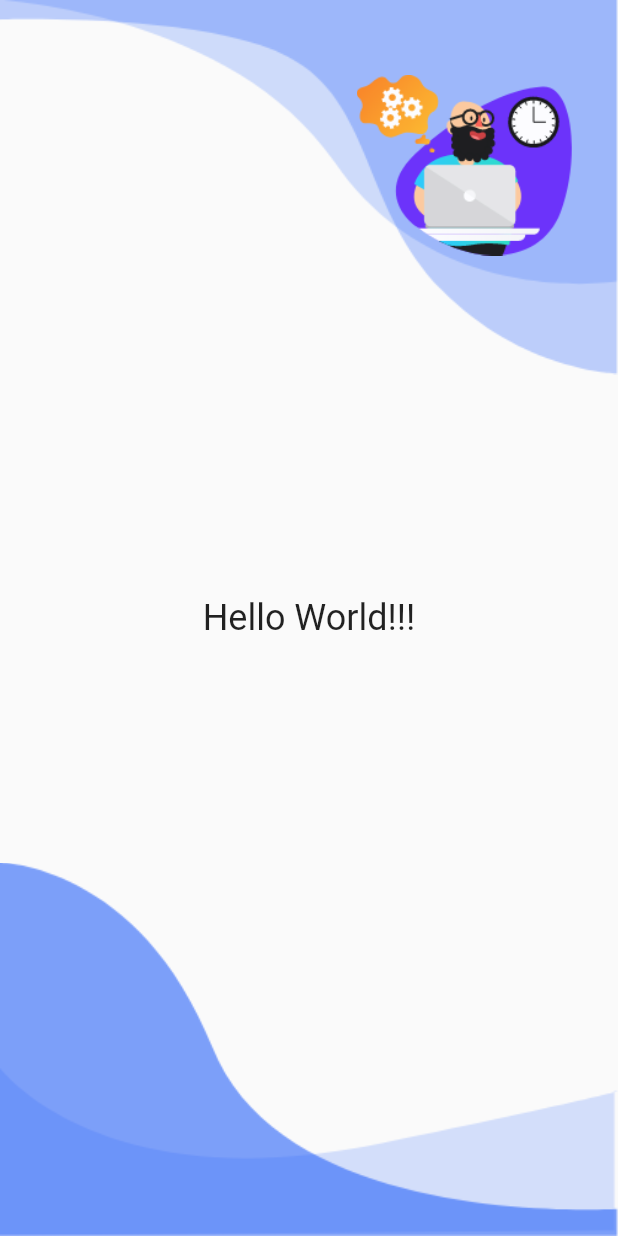
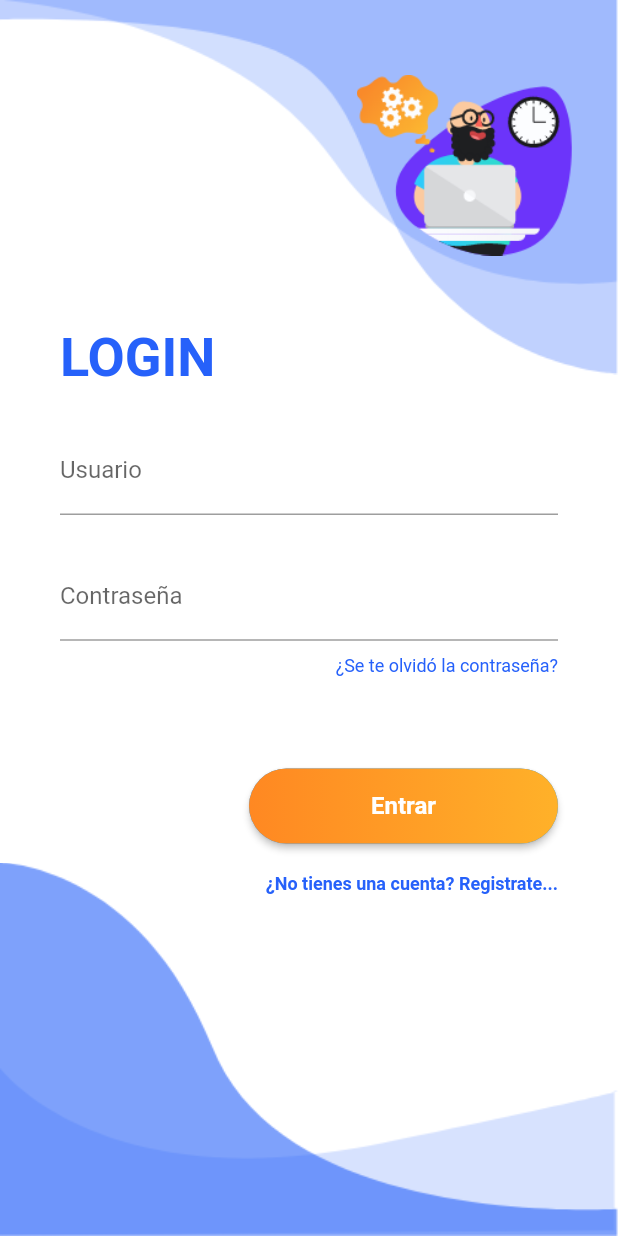
Before and after one commit to PabloJL/Clases, a Flutter app: the screen it shows after launch, on a phone screen of 412 x 824 dp. Run offline on Flutter 3.47's test engine with Material 2 defaults, Android fonts, the phone set to English and light mode, and no system bars; our stand-ins replace google_fonts.

Commit message:
Ejemplo Login 2

```diff
--- a/Clase 18-19/ejemplo_login/lib/main.dart
+++ b/Clase 18-19/ejemplo_login/lib/main.dart
@@ -15,7 +15,9 @@ class MyApp extends StatelessWidget {
       title: 'Ejemplo Login',
       debugShowCheckedModeBanner: false,
       theme: ThemeData(
-        primarySwatch: Colors.blue,
+        primaryColor: Color(0xFF2661FA),
+        scaffoldBackgroundColor: Colors.white,
+        visualDensity: VisualDensity.adaptivePlatformDensity
       ),
       home: LoginPage()
     );
--- /dev/null
+++ b/Clase 18-19/ejemplo_login/lib/pages/home_page.dart
@@ -0,0 +1,21 @@
+import 'package:flutter/material.dart';
+
+class HomePage extends StatefulWidget {
+  const HomePage({Key? key}) : super(key: key);
+
+  @override
+  _HomePageState createState() => _HomePageState();
+}
+
+class _HomePageState extends State<HomePage> {
+
+  @override
+  Widget build(BuildContext context) {
+    return Scaffold(
+      appBar: AppBar(
+        title: Text("Ejemplo Login"),
+      ),
+      body: Container(),
+    );
+  }
+}
--- a/Clase 18-19/ejemplo_login/lib/pages/login_page.dart
+++ b/Clase 18-19/ejemplo_login/lib/pages/login_page.dart
@@ -1,5 +1,9 @@
 import 'package:ejemplo_login/components/background.dart';
+import 'package:flutter/cupertino.dart';
 import 'package:flutter/material.dart';
+import 'package:flutter/painting.dart';
+
+import 'home_page.dart';
 
 class LoginPage extends StatefulWidget {
   const LoginPage({Key? key}) : super(key: key);
@@ -9,10 +13,138 @@ class LoginPage extends StatefulWidget {
 }
 
 class _LoginPageState extends State<LoginPage> {
+  String _usuario ="";
+  String _pass="";
+  var _key = GlobalKey<FormState>();
+
   @override
   Widget build(BuildContext context) {
+    Size size = MediaQuery.of(context).size;
+
     return Scaffold(
-      body: Background(child: Text("Hello World!!!", style: TextStyle(fontSize: 24))),
+      body: Background(
+          child: Form(
+            key: _key,
+            child: Column(
+              mainAxisAlignment: MainAxisAlignment.center,
+              children: [
+                Container(
+                  alignment: Alignment.centerLeft,
+                  padding: EdgeInsets.symmetric(horizontal: 40),
+                  child: Text(
+                    "LOGIN",
+                    style: TextStyle(
+                      fontWeight: FontWeight.bold,
+                      fontSize: 36,
+                      color: Color(0xFF2661FA)
+                    ),
+                    textAlign: TextAlign.left,
+                  ),
+                ),
+                SizedBox(height: size.height * 0.03,),
+                Container(
+                  alignment: Alignment.center,
+                  margin: EdgeInsets.symmetric(horizontal: 40),
+                  child: TextFormField(
+                    decoration: InputDecoration(
+                      labelText: "Usuario"
+                    ),
+                    validator: (value)=> value.toString().isEmpty ? "Usuario es obligatorio": null,
+                    onSaved: (value)=> _usuario= value.toString(),
+                  )
+                ),
+                SizedBox(height: size.height * 0.03,),
+                Container(
+                    alignment: Alignment.center,
+                    margin: EdgeInsets.symmetric(horizontal: 40),
+                    child: TextFormField(
+                      obscureText: true,
+                      decoration: InputDecoration(
+                          labelText: "Contraseña"
+                      ),
+                      validator: (value)=> value.toString().isEmpty ? "Contraseña es obligatoria": null ,
+                      onSaved: (value)=> _pass= value.toString(),
+                    )
+                ),
+                Container(
+                  alignment: Alignment.centerRight,
+                  margin: EdgeInsets.symmetric(horizontal: 40, vertical: 10),
+                  child: GestureDetector(
+                    onTap: (){ print("contraseña olvidada!");},
+                    child: Text(
+                      "¿Se te olvidó la contraseña?",
+                      style: TextStyle(
+                        fontSize: 12,
+                        color: Color(0xFF2661FA)
+                      ),
+                    ),
+                  ),
+                ),
+                SizedBox( height: size.height * 0.05,),
+                Container(
+                  alignment: Alignment.centerRight,
+                  margin: EdgeInsets.symmetric(horizontal: 40, vertical: 10),
+                  child: ElevatedButton(
+                    onPressed: (){
+                      /*Navigator.push(
+                          context,
+                          MaterialPageRoute(builder: (context)=> HomePage()));*/
+                      final form = _key.currentState;
+                      if(form!.validate()){
+                        print("datos válidos");
+                      }else{
+                        print("Datos incorrectos");
+                      }
+                    },
+                      style: ElevatedButton.styleFrom(
+                          shape: RoundedRectangleBorder(borderRadius: BorderRadius.circular(80)),
+                        padding: EdgeInsets.all(0)
+                      ),
+                    child: Container(
+                      alignment: Alignment.center,
+                      height: 50,
+                      width: size.width * 0.5,
+                      decoration: BoxDecoration(
+                        borderRadius: BorderRadius.circular(80),
+                        gradient: new LinearGradient(
+                            colors:[
+                              Color.fromARGB(255, 255, 136, 34),
+                              Color.fromARGB(255, 255, 177, 41)
+                            ]
+                        )
+                      ),
+                      padding: EdgeInsets.all(0),
+                      child: Text(
+                        "Entrar",
+                        textAlign: TextAlign.center,
+                        style: TextStyle(
+                            fontWeight: FontWeight.bold,
+                            color: Colors.white,
+                            fontSize: 16
+                        ),
+                      ),
+                    ),
+                  ),
+                ),
+                Container(
+                  alignment: Alignment.centerRight,
+                  margin: EdgeInsets.symmetric(horizontal: 40, vertical: 10),
+                  child: GestureDetector(
+                    onTap:(){print("registro");},
+                    child: Text(
+                      "¿No tienes una cuenta? Registrate...",
+                      style: TextStyle(
+                        fontSize: 12,
+                        fontWeight: FontWeight.bold,
+                        color: Color(0xFF2661FA)
+                      ),
+                    ),
+                  ),
+                )
+              ],
+            ),
+          )
+      ),
     );
   }
 }
```
